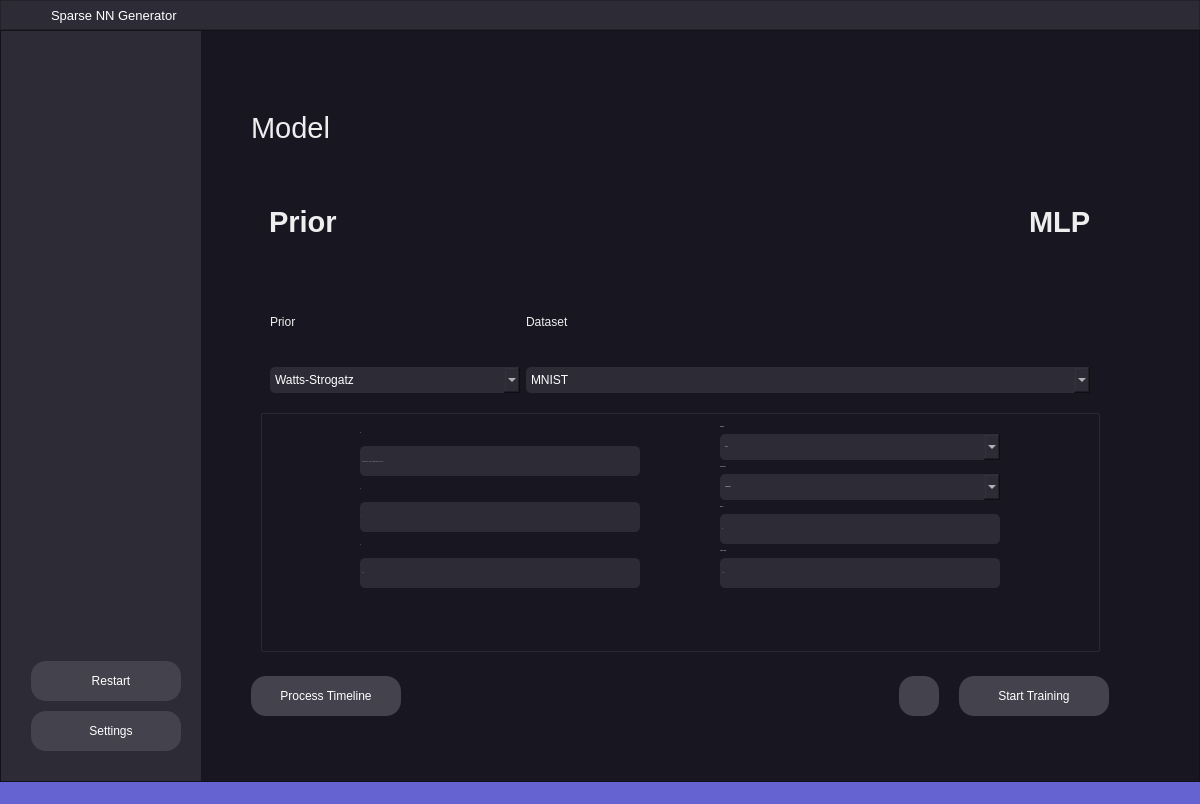
Before: the Qt Designer form mainwindowui.ui in saxovia/bsc-thesis, drawn with Qt 5.
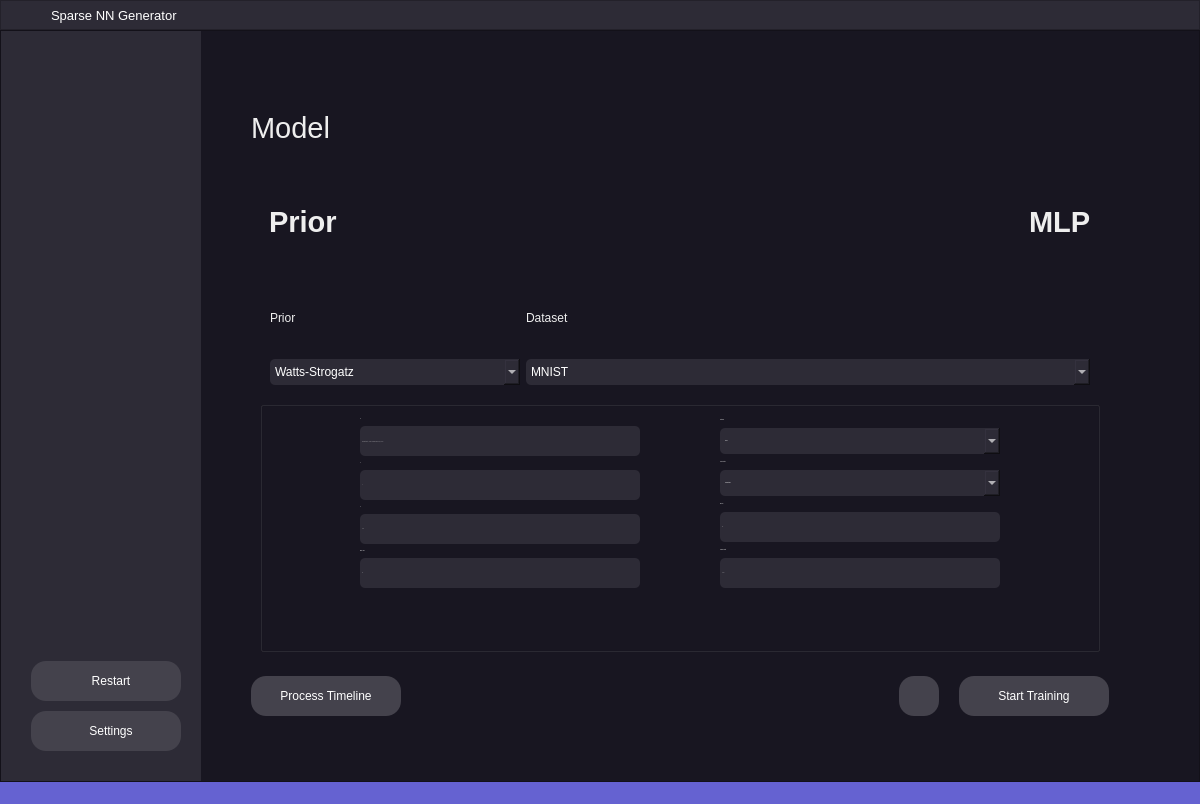
After: the same form once the commit is applied. The open tabs and pages were chosen to show the change. Icons and pictures are not drawn.

Commit message: Added dynamic dataset handling + reset actions + batch size customization

The edit to the form file:
```diff
--- a/mainwindowui.ui
+++ b/mainwindowui.ui
@@ -309,12 +309,20 @@
 }
 
 QListWidget::item {
-    background: #44424c;
     border-radius: 10px;
     padding: 10px;
     margin: 5px; /* Spacing between buttons */
     text-align: center;
     font-weight: bold;
+	color: #fff;
+	font-size: 16px;
+	border-width: 1px;
+	border-style: solid;
+	border-color: #EEE;
+	min-width: 150px;
+	max-width: 150px;
+	min-height: 25px;
+	max-height: 25px;
 }
 
 QListWidget::item:selected {
@@ -2306,6 +2314,23 @@
                                 </property>
                                </widget>
                               </item>
+                              <item>
+                               <widget class="QLabel" name="label_46">
+                                <property name="text">
+                                 <string>Batch Size</string>
+                                </property>
+                               </widget>
+                              </item>
+                              <item>
+                               <widget class="QLineEdit" name="input_prior_batch">
+                                <property name="text">
+                                 <string/>
+                                </property>
+                                <property name="placeholderText">
+                                 <string>64</string>
+                                </property>
+                               </widget>
+                              </item>
                              </layout>
                             </widget>
                            </item>
```
Left out of the diff: 18 changed lines with no effect on the pictures. The commit also changes 6 other files.
